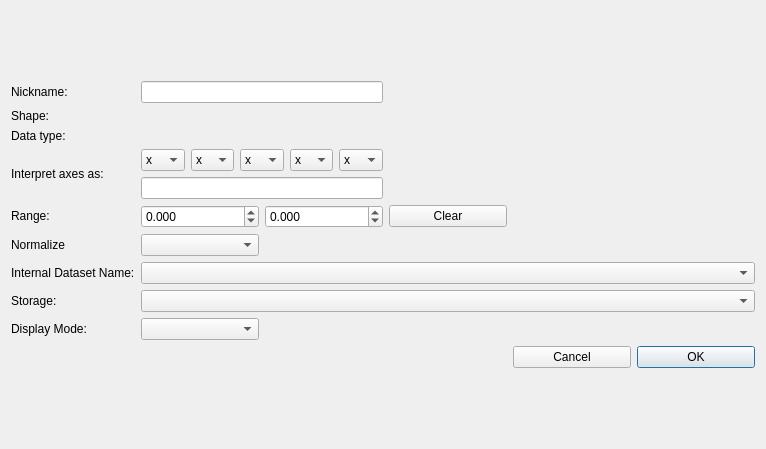
Old version of the form ilastik/applets/dataSelection/datasetInfoEditorWidget.ui in the repository ilastik/ilastik.
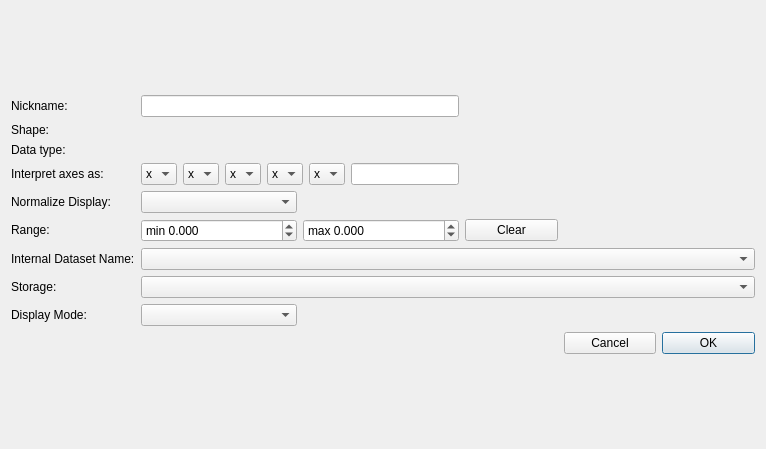
New version of the form. Icons and pictures are not drawn.

Commit message: [WIP]Towards saner DatasetInfo widget logic

Diff of the .ui file:
```diff
--- a/ilastik/applets/dataSelection/datasetInfoEditorWidget.ui
+++ b/ilastik/applets/dataSelection/datasetInfoEditorWidget.ui
@@ -103,7 +103,7 @@
             <item> <property name="text"> <string>c</string> </property> </item>
           </widget>
        </item>
-       <item row="1" column="0" colspan="5">
+       <item row="0" column="5" colspan="1">
           <widget class="QLineEdit" name="multi_axes_display">
            <property name="sizePolicy">
             <sizepolicy hsizetype="Expanding" vsizetype="Fixed">
@@ -116,7 +116,7 @@
       </layout>
 
      </item>
-     <item row="6" column="0">
+     <item row="5" column="0">
       <widget class="QLabel" name="label_9">
        <property name="sizePolicy">
         <sizepolicy hsizetype="Preferred" vsizetype="Fixed">
@@ -125,11 +125,11 @@
         </sizepolicy>
        </property>
        <property name="text">
-        <string>Normalize</string>
+        <string>Normalize Display:</string>
        </property>
       </widget>
      </item>
-     <item row="6" column="1">
+     <item row="5" column="1">
       <widget class="QComboBox" name="normalizeDisplayComboBox">
        <property name="sizePolicy">
         <sizepolicy hsizetype="Preferred" vsizetype="Fixed">
@@ -282,7 +282,7 @@
        </property>
       </widget>
      </item>
-     <item row="5" column="2">
+     <item row="6" column="2">
       <widget class="QDoubleSpinBox" name="rangeMaxSpinBox">
        <property name="sizePolicy">
         <sizepolicy hsizetype="Minimum" vsizetype="Fixed">
@@ -293,6 +293,9 @@
        <property name="decimals">
         <number>3</number>
        </property>
+       <property name="prefix">
+        <string>max </string>
+       </property>
        <property name="minimum">
         <double>-999999999.000000000000000</double>
        </property>
@@ -304,7 +307,7 @@
        </property>
       </widget>
      </item>
-     <item row="5" column="0">
+     <item row="6" column="0">
       <widget class="QLabel" name="label_4">
        <property name="sizePolicy">
         <sizepolicy hsizetype="Preferred" vsizetype="Fixed">
@@ -317,7 +320,7 @@
        </property>
       </widget>
      </item>
-     <item row="5" column="3">
+     <item row="6" column="3">
       <widget class="QPushButton" name="clearRangeButton">
        <property name="sizePolicy">
         <sizepolicy hsizetype="Minimum" vsizetype="Fixed">
@@ -333,7 +336,7 @@
        </property>
       </widget>
      </item>
-     <item row="5" column="1">
+     <item row="6" column="1">
       <widget class="QDoubleSpinBox" name="rangeMinSpinBox">
        <property name="sizePolicy">
         <sizepolicy hsizetype="Minimum" vsizetype="Fixed">
@@ -347,6 +350,9 @@
        <property name="decimals">
         <number>3</number>
        </property>
+       <property name="prefix">
+        <string>min </string>
+       </property>
        <property name="minimum">
         <double>-999999999.000000000000000</double>
        </property>
```
The commit also changes 1 other file.
